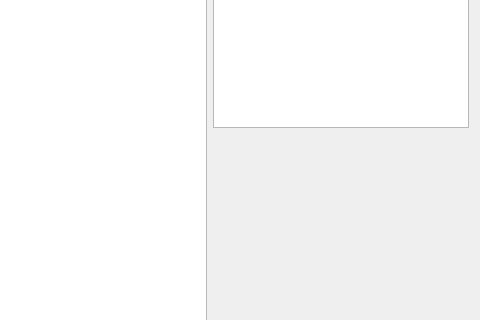
Qt form AddPolygonDialog.ui (ilotXXI/RayBacktrace) before a commit; both pictures show x 164 to 644 and y 95 to 415 of the 644 by 529 pixel window.
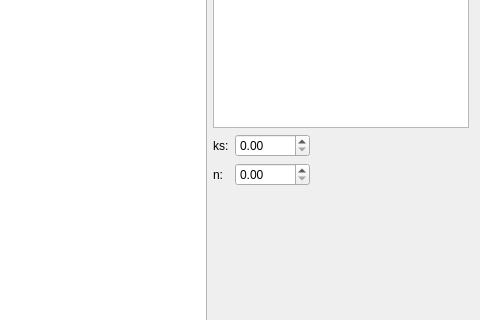
The same form after that commit.

Commit message: "Add polygon" dialog is working.

Diff of the .ui file:
```diff
--- a/AddPolygonDialog.ui
+++ b/AddPolygonDialog.ui
@@ -83,6 +83,44 @@
          </property>
         </widget>
        </item>
+       <item>
+        <layout class="QFormLayout" name="formLayout">
+         <item row="0" column="0">
+          <widget class="QLabel" name="ksLabel">
+           <property name="text">
+            <string>ks:</string>
+           </property>
+          </widget>
+         </item>
+         <item row="0" column="1">
+          <widget class="QDoubleSpinBox" name="ksSpin">
+           <property name="maximumSize">
+            <size>
+             <width>75</width>
+             <height>16777215</height>
+            </size>
+           </property>
+          </widget>
+         </item>
+         <item row="1" column="0">
+          <widget class="QLabel" name="nLabel">
+           <property name="text">
+            <string>n:</string>
+           </property>
+          </widget>
+         </item>
+         <item row="1" column="1">
+          <widget class="QDoubleSpinBox" name="nSpin">
+           <property name="maximumSize">
+            <size>
+             <width>75</width>
+             <height>16777215</height>
+            </size>
+           </property>
+          </widget>
+         </item>
+        </layout>
+       </item>
        <item>
         <spacer name="verticalSpacer">
          <property name="orientation">
```
The commit also changes 8 other files.
